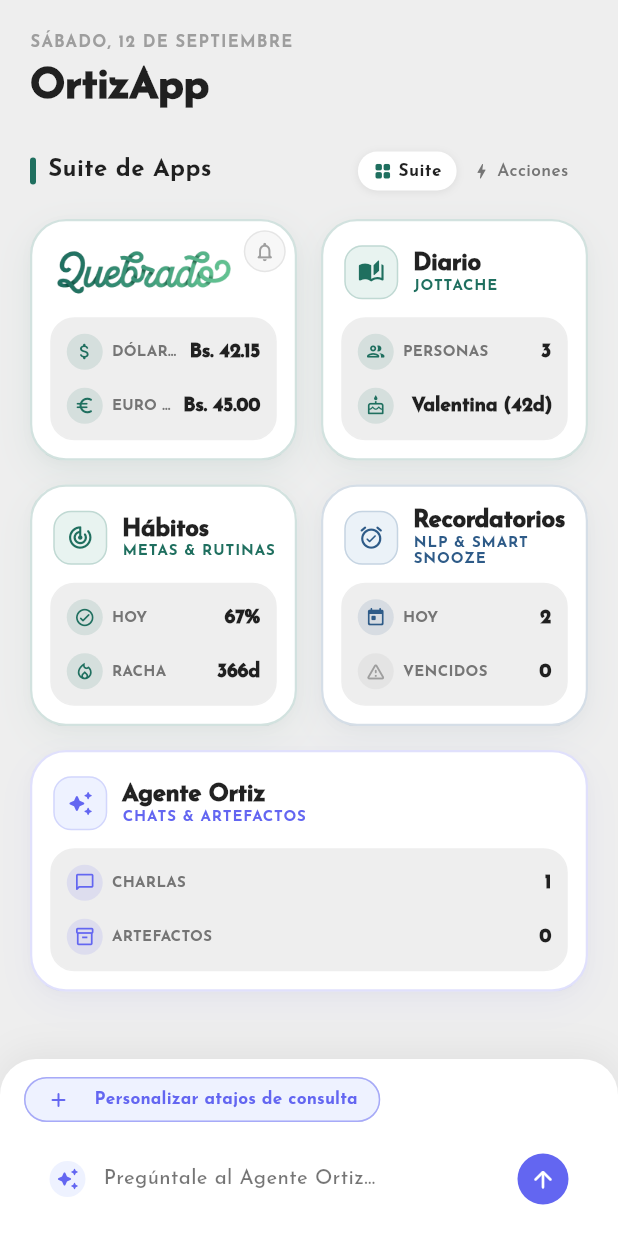
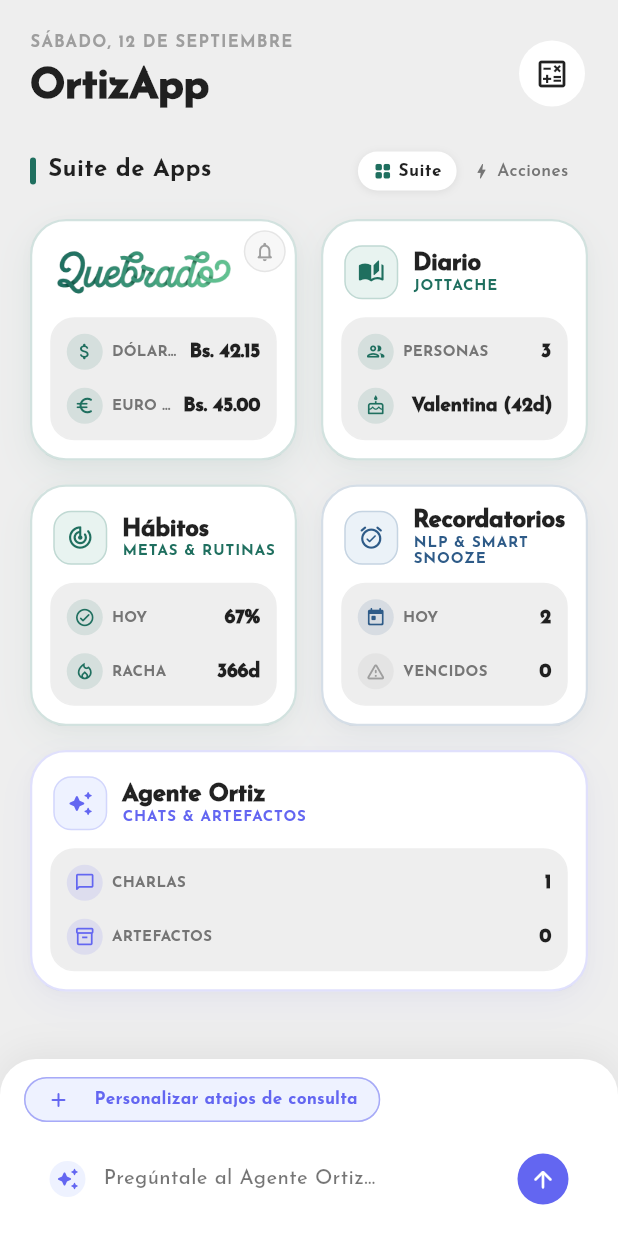
Before and after one commit to jottache/quebrado, a Flutter app: the screen it shows after launch, on a phone screen of 412 x 824 dp. Run offline on Flutter 3.47's test engine with Material 3 defaults, Android fonts, the phone set to English and light mode, and no system bars; our stand-ins replace file_picker, fl_chart, flutter_dotenv, flutter_local_notifications, flutter_markdown_plus, google_fonts and 8 more; accounts and stored records are empty; network calls fail.

Commit message:
feat(launcher): add calculator shortcut button in dashboard top bar

```diff
--- a/quebrado-app-flutter/lib/screens/app_launcher_screen.dart
+++ b/quebrado-app-flutter/lib/screens/app_launcher_screen.dart
@@ -9,6 +9,7 @@ import '../recordatorios/recordatorios.dart';
 import '../agente/agente.dart';
 import '../theme/colors.dart';
 import '../quebrado/screens/main_screen.dart';
+import '../quebrado/dialogs/calculator_dialog.dart';
 import '../quebrado/services/db_helper.dart';
 import 'launcher_action_hub_view.dart';
 
@@ -98,7 +99,10 @@ class _AppLauncherScreenState extends State<AppLauncherScreen> {
                           child: Column(
                             crossAxisAlignment: CrossAxisAlignment.start,
                             children: [
-                              // Top Bar: Date & App Title
+                              // Top Bar: Date & Calculator
+                              Row(
+                                mainAxisAlignment: MainAxisAlignment.spaceBetween,
+                                children: [
                                   Column(
                                     crossAxisAlignment: CrossAxisAlignment.start,
                                     children: [
@@ -120,6 +124,27 @@ class _AppLauncherScreenState extends State<AppLauncherScreen> {
                                           color: Colors.black87,
                                           letterSpacing: -0.5,
                                         ),
+                                      ),
+                                    ],
+                                  ),
+                                  // Calculator Button
+                                  IconButton(
+                                    icon: const Icon(Icons.calculate_outlined),
+                                    style: IconButton.styleFrom(
+                                      backgroundColor: Colors.white,
+                                      foregroundColor: Colors.black87,
+                                      padding: const EdgeInsets.all(10),
+                                    ),
+                                    tooltip: "Calculadora de divisas",
+                                    onPressed: () {
+                                      showModalBottomSheet(
+                                        context: context,
+                                        isScrollControlled: true,
+                                        backgroundColor: Colors.transparent,
+                                        builder: (context) =>
+                                            const CalculatorBottomSheet(),
+                                      );
+                                    },
                                   ),
                                 ],
                               ),
```
Lines whose indentation alone changed are shown as unchanged.
